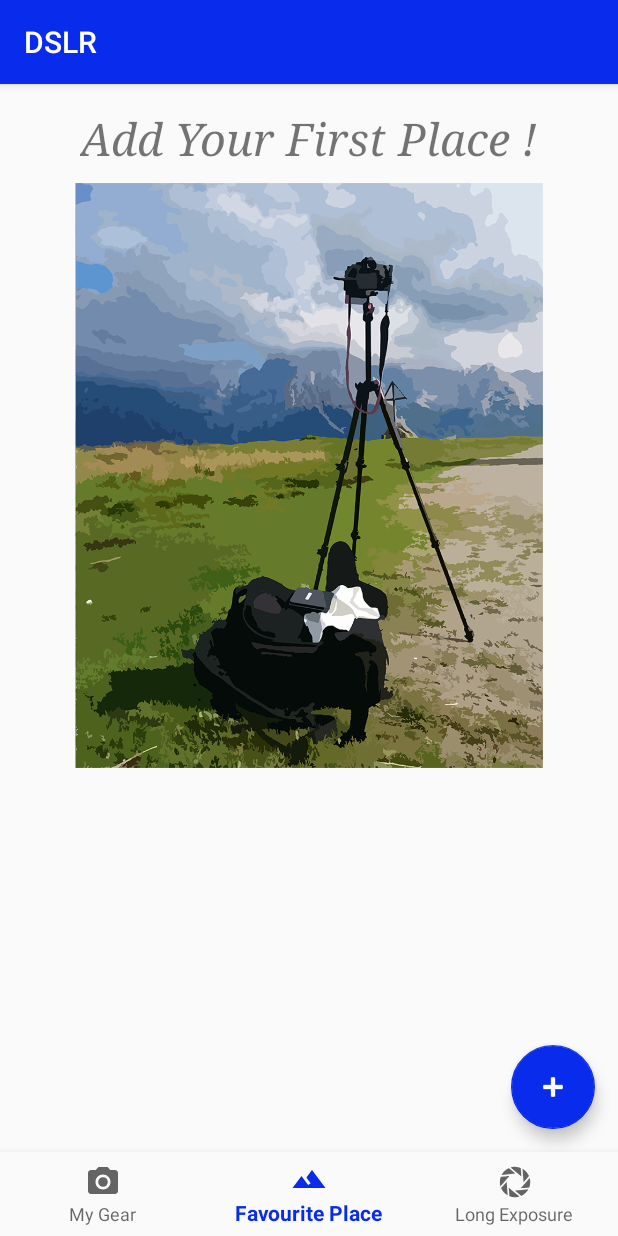
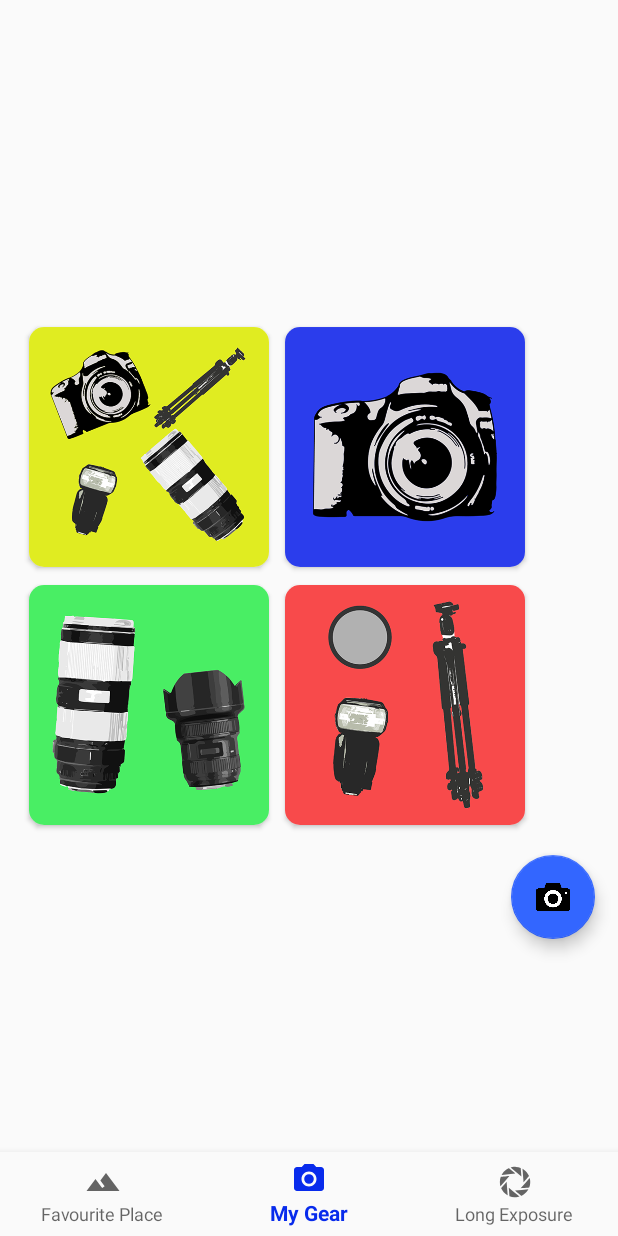
Before and after one commit to DiegoPerego/DSLR, an Android app: the screen it shows after launch (MainActivity), on a phone screen of 412 x 824 dp. Run offline under Robolectric (Android 15) with nearby library versions, the phone set to English and light mode, and no system bars.

Commit message:
creating mygear layout

```diff
--- a/app/src/main/AndroidManifest.xml
+++ b/app/src/main/AndroidManifest.xml
@@ -17,7 +17,7 @@
         android:label="@string/app_name"
         android:roundIcon="@mipmap/ic_launcher_round"
         android:supportsRtl="true"
-        android:theme="@style/AppTheme">
+        android:theme="@style/AppThemeNoBar">
         <activity
             android:name=".MainActivity"
             android:label="@string/app_name"
--- a/app/src/main/java/e/diego/dslr/Fragment/MyGear.java
+++ b/app/src/main/java/e/diego/dslr/Fragment/MyGear.java
@@ -1,12 +1,16 @@
 package e.diego.dslr.Fragment;
 
 import android.content.Context;
+import android.media.Image;
 import android.net.Uri;
 import android.os.Bundle;
+import android.provider.ContactsContract;
+import android.support.design.widget.FloatingActionButton;
 import android.support.v4.app.Fragment;
 import android.view.LayoutInflater;
 import android.view.View;
 import android.view.ViewGroup;
+import android.widget.ImageView;
 
 import e.diego.dslr.R;
 
@@ -24,25 +28,20 @@ public class MyGear extends Fragment {
     private static final String ARG_PARAM1 = "param1";
     private static final String ARG_PARAM2 = "param2";
 
-    // TODO: Rename and change types of parameters
     private String mParam1;
     private String mParam2;
+
+    private ImageView iAll;
+    private ImageView iReflex;
+    private ImageView iLenses;
+    private ImageView iAccessories;
+    FloatingActionButton fab;
 
     private OnFragmentInteractionListener mListener;
 
     public MyGear() {
-        // Required empty public constructor
     }
 
-    /**
-     * Use this factory method to create a new instance of
-     * this fragment using the provided parameters.
-     *
-     * @param param1 Parameter 1.
-     * @param param2 Parameter 2.
-     * @return A new instance of fragment MyGear.
-     */
-    // TODO: Rename and change types and number of parameters
     public static MyGear newInstance(String param1, String param2) {
         MyGear fragment = new MyGear();
         Bundle args = new Bundle();
@@ -64,8 +63,15 @@ public class MyGear extends Fragment {
     @Override
     public View onCreateView(LayoutInflater inflater, ViewGroup container,
                              Bundle savedInstanceState) {
-        // Inflate the layout for this fragment
-        return inflater.inflate(R.layout.fragment_my_gear, container, false);
+        View v =  inflater.inflate(R.layout.fragment_my_gear, container, false);
+
+        iAll = v.findViewById(R.id.iAll);
+        iReflex = v.findViewById(R.id.iReflex);
+        iLenses = v.findViewById(R.id.iLenses);
+        iAccessories = v.findViewById(R.id.iAccessories);
+        fab = v.findViewById(R.id.fabGear);
+
+        return v;
     }
 
     // TODO: Rename method, update argument and hook method into UI event
@@ -89,16 +95,6 @@ public class MyGear extends Fragment {
         mListener = null;
     }
 
-    /**
-     * This interface must be implemented by activities that contain this
-     * fragment to allow an interaction in this fragment to be communicated
-     * to the activity and potentially other fragments contained in that
-     * activity.
-     * <p>
-     * See the Android Training lesson <a href=
-     * "http://developer.android.com/training/basics/fragments/communicating.html"
-     * >Communicating with Other Fragments</a> for more information.
-     */
     public interface OnFragmentInteractionListener {
         // TODO: Update argument type and name
         void onFragmentInteraction(Uri uri);
--- a/app/src/main/java/e/diego/dslr/MainActivity.java
+++ b/app/src/main/java/e/diego/dslr/MainActivity.java
@@ -51,7 +51,7 @@ public class MainActivity extends AppCompatActivity {
         setContentView(R.layout.activity_main);
         navigation = findViewById(R.id.navigation);
         navigation.setOnNavigationItemSelectedListener(mOnNavigationItemSelectedListener);
-        navigation.setSelectedItemId(R.id.navigation_place);
+        navigation.setSelectedItemId(R.id.navigation_gear);
     }
 
     @Override
--- a/app/src/main/res/layout/fragment_favourite_place.xml
+++ b/app/src/main/res/layout/fragment_favourite_place.xml
@@ -18,7 +18,7 @@
         android:clickable="true"
         android:src="@android:drawable/ic_input_add"
         android:tint="@color/cardview_light_background"
-        app:backgroundTint="@color/colorPrimary"
+        app:backgroundTint="#3366ff"
         app:fabSize="normal" />
 
     <RelativeLayout
--- a/app/src/main/res/layout/fragment_my_gear.xml
+++ b/app/src/main/res/layout/fragment_my_gear.xml
@@ -8,64 +8,107 @@
     <!-- TODO: Update blank fragment layout -->
 
     <GridLayout
-        android:layout_width="match_parent"
-        android:layout_height="match_parent"
-        android:layout_centerHorizontal="true"
+        android:layout_width="wrap_content"
+        android:layout_height="wrap_content"
+        android:layout_alignParentStart="true"
         android:layout_centerVertical="true"
         android:alignmentMode="alignMargins"
         android:columnCount="2"
         android:columnOrderPreserved="false"
         android:padding="14dp"
-        android:rowCount="2">
+        android:rowCount="2"
+        android:id="@+id/gridLayout">
 
         <android.support.v7.widget.CardView
             android:layout_width="wrap_content"
-            android:layout_height="wrap_content">
+            android:layout_height="wrap_content"
+            app:cardCornerRadius="10dp"
+            app:cardUseCompatPadding="true">
 
-            <ImageButton
-                android:id="@+id/imageButton3"
-                android:layout_width="150dp"
-                android:layout_height="150dp"
-                android:scaleType="centerInside"
-                android:src="@drawable/obiettivi" />
+            <RelativeLayout
+                android:layout_width="match_parent"
+                android:layout_height="match_parent">
+
+                <ImageView
+                    android:id="@+id/iAll"
+                    android:layout_width="160dp"
+                    android:layout_height="160dp"
+                    android:layout_alignParentStart="true"
+                    android:layout_alignParentTop="true"
+                    android:src="@drawable/all" />
+            </RelativeLayout>
+
         </android.support.v7.widget.CardView>
 
         <android.support.v7.widget.CardView
             android:layout_width="wrap_content"
-            android:layout_height="wrap_content">
+            android:layout_height="wrap_content"
+            app:cardCornerRadius="10dp"
+            app:cardUseCompatPadding="true">
 
-            <ImageButton
-                android:id="@+id/imageButton4"
-                android:layout_width="150dp"
-                android:layout_height="150dp"
-                android:scaleType="centerInside"
-                android:src="@drawable/accessori" />
+            <RelativeLayout
+                android:layout_width="match_parent"
+                android:layout_height="match_parent">
+
+                <ImageView
+                    android:id="@+id/iReflex"
+                    android:layout_width="160dp"
+                    android:layout_height="160dp"
+                    android:src="@drawable/gear" />
+            </RelativeLayout>
+
         </android.support.v7.widget.CardView>
 
         <android.support.v7.widget.CardView
             android:layout_width="wrap_content"
-            android:layout_height="wrap_content">
+            android:layout_height="wrap_content"
+            app:cardCornerRadius="10dp"
+            app:cardUseCompatPadding="true">
 
-            <ImageButton
-                android:id="@+id/imageButton2"
-                android:layout_width="150dp"
-                android:layout_height="150dp"
-                android:scaleType="centerInside"
-                android:src="@drawable/macchina_fotografica" />
+            <RelativeLayout
+                android:layout_width="match_parent"
+                android:layout_height="match_parent">
+
+                <ImageView
+                    android:id="@+id/iLenses"
+                    android:layout_width="160dp"
+                    android:layout_height="160dp"
+                    android:src="@drawable/obiettivi" />
+            </RelativeLayout>
+
         </android.support.v7.widget.CardView>
 
         <android.support.v7.widget.CardView
             android:layout_width="wrap_content"
-            android:layout_height="wrap_content">
+            android:layout_height="wrap_content"
+            app:cardCornerRadius="10dp"
+            app:cardUseCompatPadding="true">
 
-            <ImageButton
-                android:id="@+id/imageButton"
-                android:layout_width="150dp"
-                android:layout_height="150dp"
-                android:scaleType="centerInside"
-                android:src="@drawable/all" />
+            <RelativeLayout
+                android:layout_width="match_parent"
+                android:layout_height="match_parent">
+
+                <ImageView
+                    android:id="@+id/iAccessories"
+                    android:layout_width="160dp"
+                    android:layout_height="160dp"
+                    android:src="@drawable/accessori" />
+            </RelativeLayout>
 
         </android.support.v7.widget.CardView>
 
     </GridLayout>
+
+    <android.support.design.widget.FloatingActionButton
+        android:id="@+id/fabGear"
+        android:layout_width="wrap_content"
+        android:layout_height="wrap_content"
+        android:layout_alignParentEnd="true"
+        android:layout_below="@+id/gridLayout"
+        android:layout_marginEnd="15dp"
+        android:clickable="true"
+        android:src="@drawable/bottom_gear"
+        app:backgroundTint="#3366ff"
+        app:fabSize="normal" />
+
 </RelativeLayout>
--- a/app/src/main/res/menu/navigation.xml
+++ b/app/src/main/res/menu/navigation.xml
@@ -3,13 +3,13 @@
     xmlns:android="http://schemas.android.com/apk/res/android">
 
     <item
+        android:id="@+id/navigation_place"
+        android:icon="@drawable/ic_landscape_black_24dp"
+        android:title="@string/title_place" />
+    <item
         android:id="@+id/navigation_gear"
         android:icon="@drawable/ic_camera_alt_black_24dp"
         android:title="@string/title_bag" />
-    <item
-        android:id="@+id/navigation_place"
-        android:icon="@drawable/ic_landscape_black_24dp"
-        android:title="@string/title_place" />
 
     <item
         android:id="@+id/navigation_nd"
--- a/app/src/main/res/values/styles.xml
+++ b/app/src/main/res/values/styles.xml
@@ -8,4 +8,11 @@
         <item name="colorAccent">@color/colorAccent</item>
     </style>
 
+    <style name="AppThemeNoBar" parent="Theme.Design.Light.NoActionBar">
+        <!-- Customize your theme here. -->
+        <item name="colorPrimary">@color/colorPrimary</item>
+        <item name="colorPrimaryDark">@color/colorPrimaryDark</item>
+        <item name="colorAccent">@color/colorAccent</item>
+    </style>
+
 </resources>
```
Also changed, not shown: app/src/main/res/drawable/accessori.png (added), app/src/main/res/drawable/all.png (added), app/src/main/res/drawable/bottom_gear.png (added), app/src/main/res/drawable/gear.png (added), app/src/main/res/drawable/map_marker.png (added), app/src/main/res/drawable/obiettivi.png (added).
